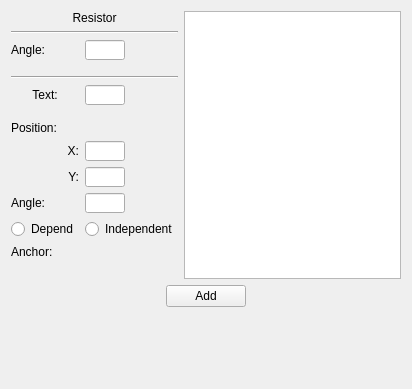
Before: the Qt Designer form src/ui/component_preview.ui in HarisGusic/ohmcha, drawn with Qt 5.
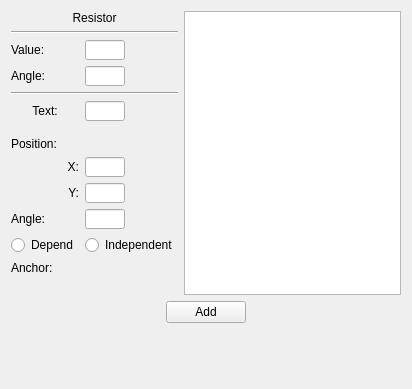
After: the same form once the commit is applied.

Diff of the .ui file:
```diff
--- a/src/ui/component_preview.ui
+++ b/src/ui/component_preview.ui
@@ -24,12 +24,21 @@
        <property name="horizontalSpacing">
         <number>6</number>
        </property>
-       <item row="16" column="0">
-        <widget class="QLabel" name="labelAnchor">
-         <property name="text">
-          <string>Anchor:</string>
+       <item row="18" column="0" colspan="2">
+        <spacer name="verticalSpacer_2">
+         <property name="orientation">
+          <enum>Qt::Vertical</enum>
          </property>
-        </widget>
+         <property name="sizeType">
+          <enum>QSizePolicy::Expanding</enum>
+         </property>
+         <property name="sizeHint" stdset="0">
+          <size>
+           <width>20</width>
+           <height>20</height>
+          </size>
+         </property>
+        </spacer>
        </item>
        <item row="0" column="0" colspan="2">
         <widget class="QLabel" name="labelTitle">
@@ -47,15 +56,14 @@
          </property>
         </widget>
        </item>
-       <item row="15" column="0">
-        <widget class="QRadioButton" name="btnDepend">
-         <property name="text">
-          <string>Depend</string>
+       <item row="9" column="1">
+        <widget class="QLineEdit" name="editText">
+         <property name="sizePolicy">
+          <sizepolicy hsizetype="Fixed" vsizetype="Fixed">
+           <horstretch>0</horstretch>
+           <verstretch>0</verstretch>
+          </sizepolicy>
          </property>
-        </widget>
-       </item>
-       <item row="12" column="1">
-        <widget class="QLineEdit" name="editTextY">
          <property name="maximumSize">
           <size>
            <width>40</width>
@@ -64,118 +72,21 @@
          </property>
         </widget>
        </item>
-       <item row="9" column="0" colspan="2">
-        <spacer name="verticalSpacer_5">
-         <property name="orientation">
-          <enum>Qt::Vertical</enum>
-         </property>
-         <property name="sizeType">
-          <enum>QSizePolicy::Fixed</enum>
-         </property>
-         <property name="sizeHint" stdset="0">
-          <size>
-           <width>0</width>
-           <height>10</height>
-          </size>
-         </property>
-        </spacer>
-       </item>
        <item row="16" column="1">
+        <widget class="QRadioButton" name="btnIndependent">
+         <property name="text">
+          <string>Independent</string>
+         </property>
+        </widget>
+       </item>
+       <item row="17" column="1">
         <layout class="QGridLayout" name="anchorPicker">
          <property name="spacing">
           <number>2</number>
          </property>
         </layout>
        </item>
-       <item row="8" column="1">
-        <widget class="QLineEdit" name="editText">
-         <property name="sizePolicy">
-          <sizepolicy hsizetype="Fixed" vsizetype="Fixed">
-           <horstretch>0</horstretch>
-           <verstretch>0</verstretch>
-          </sizepolicy>
-         </property>
-         <property name="maximumSize">
-          <size>
-           <width>40</width>
-           <height>20</height>
-          </size>
-         </property>
-        </widget>
-       </item>
-       <item row="2" column="0">
-        <widget class="QLabel" name="labelAngle">
-         <property name="sizePolicy">
-          <sizepolicy hsizetype="Fixed" vsizetype="Preferred">
-           <horstretch>0</horstretch>
-           <verstretch>0</verstretch>
-          </sizepolicy>
-         </property>
-         <property name="text">
-          <string>Angle:</string>
-         </property>
-        </widget>
-       </item>
-       <item row="14" column="1">
-        <widget class="QLineEdit" name="editTextAngle">
-         <property name="sizePolicy">
-          <sizepolicy hsizetype="Expanding" vsizetype="Fixed">
-           <horstretch>0</horstretch>
-           <verstretch>0</verstretch>
-          </sizepolicy>
-         </property>
-         <property name="maximumSize">
-          <size>
-           <width>40</width>
-           <height>20</height>
-          </size>
-         </property>
-        </widget>
-       </item>
-       <item row="15" column="1">
-        <widget class="QRadioButton" name="btnIndependent">
-         <property name="text">
-          <string>Independent</string>
-         </property>
-        </widget>
-       </item>
-       <item row="8" column="0">
-        <widget class="QLabel" name="labelText">
-         <property name="text">
-          <string>Text:</string>
-         </property>
-         <property name="alignment">
-          <set>Qt::AlignCenter</set>
-         </property>
-        </widget>
-       </item>
-       <item row="17" column="0" colspan="2">
-        <spacer name="verticalSpacer_2">
-         <property name="orientation">
-          <enum>Qt::Vertical</enum>
-         </property>
-         <property name="sizeType">
-          <enum>QSizePolicy::Expanding</enum>
-         </property>
-         <property name="sizeHint" stdset="0">
-          <size>
-           <width>20</width>
-           <height>20</height>
-          </size>
-         </property>
-        </spacer>
-       </item>
        <item row="12" column="0">
-        <widget class="QLabel" name="labelTextY">
-         <property name="text">
-          <string>Y:</string>
-         </property>
-         <property name="alignment">
-          <set>Qt::AlignRight|Qt::AlignTrailing|Qt::AlignVCenter</set>
-         </property>
-        </widget>
-       </item>
-       <item row="11" column="0">
         <widget class="QLabel" name="labelTextX">
          <property name="sizePolicy">
           <sizepolicy hsizetype="Preferred" vsizetype="Fixed">
@@ -191,7 +102,66 @@
          </property>
         </widget>
        </item>
-       <item row="11" column="1">
+       <item row="13" column="1">
+        <widget class="QLineEdit" name="editTextY">
+         <property name="maximumSize">
+          <size>
+           <width>40</width>
+           <height>20</height>
+          </size>
+         </property>
+        </widget>
+       </item>
+       <item row="16" column="0">
+        <widget class="QRadioButton" name="btnDepend">
+         <property name="text">
+          <string>Depend</string>
+         </property>
+        </widget>
+       </item>
+       <item row="15" column="0">
+        <widget class="QLabel" name="labelTextAngle">
+         <property name="sizePolicy">
+          <sizepolicy hsizetype="Fixed" vsizetype="Preferred">
+           <horstretch>0</horstretch>
+           <verstretch>0</verstretch>
+          </sizepolicy>
+         </property>
+         <property name="text">
+          <string>Angle:</string>
+         </property>
+        </widget>
+       </item>
+       <item row="11" column="0">
+        <widget class="QLabel" name="labelTextPos">
+         <property name="sizePolicy">
+          <sizepolicy hsizetype="Fixed" vsizetype="Fixed">
+           <horstretch>0</horstretch>
+           <verstretch>0</verstretch>
+          </sizepolicy>
+         </property>
+         <property name="text">
+          <string>Position:</string>
+         </property>
+        </widget>
+       </item>
+       <item row="3" column="1">
+        <widget class="QLineEdit" name="editAngle">
+         <property name="minimumSize">
+          <size>
+           <width>40</width>
+           <height>20</height>
+          </size>
+         </property>
+         <property name="maximumSize">
+          <size>
+           <width>40</width>
+           <height>20</height>
+          </size>
+         </property>
+        </widget>
+       </item>
+       <item row="12" column="1">
         <widget class="QLineEdit" name="editTextX">
          <property name="maximumSize">
           <size>
@@ -201,6 +171,74 @@
          </property>
         </widget>
        </item>
+       <item row="8" column="0" colspan="2">
+        <widget class="Line" name="sepText">
+         <property name="sizePolicy">
+          <sizepolicy hsizetype="Preferred" vsizetype="Fixed">
+           <horstretch>0</horstretch>
+           <verstretch>0</verstretch>
+          </sizepolicy>
+         </property>
+         <property name="minimumSize">
+          <size>
+           <width>20</width>
+           <height>0</height>
+          </size>
+         </property>
+         <property name="lineWidth">
+          <number>1</number>
+         </property>
+         <property name="orientation">
+          <enum>Qt::Horizontal</enum>
+         </property>
+        </widget>
+       </item>
+       <item row="9" column="0">
+        <widget class="QLabel" name="labelText">
+         <property name="text">
+          <string>Text:</string>
+         </property>
+         <property name="alignment">
+          <set>Qt::AlignCenter</set>
+         </property>
+        </widget>
+       </item>
+       <item row="17" column="0">
+        <widget class="QLabel" name="labelAnchor">
+         <property name="text">
+          <string>Anchor:</string>
+         </property>
+        </widget>
+       </item>
+       <item row="3" column="0">
+        <widget class="QLabel" name="labelAngle">
+         <property name="sizePolicy">
+          <sizepolicy hsizetype="Fixed" vsizetype="Preferred">
+           <horstretch>0</horstretch>
+           <verstretch>0</verstretch>
+          </sizepolicy>
+         </property>
+         <property name="text">
+          <string>Angle:</string>
+         </property>
+        </widget>
+       </item>
+       <item row="15" column="1">
+        <widget class="QLineEdit" name="editTextAngle">
+         <property name="sizePolicy">
+          <sizepolicy hsizetype="Expanding" vsizetype="Fixed">
+           <horstretch>0</horstretch>
+           <verstretch>0</verstretch>
+          </sizepolicy>
+         </property>
+         <property name="maximumSize">
+          <size>
+           <width>40</width>
+           <height>20</height>
+          </size>
+         </property>
+        </widget>
+       </item>
        <item row="1" column="0" colspan="2">
         <widget class="Line" name="sepTitle">
          <property name="sizePolicy">
@@ -223,21 +261,41 @@
          </property>
         </widget>
        </item>
-       <item row="14" column="0">
-        <widget class="QLabel" name="labelTextAngle">
-         <property name="sizePolicy">
-          <sizepolicy hsizetype="Fixed" vsizetype="Preferred">
-           <horstretch>0</horstretch>
-           <verstretch>0</verstretch>
-          </sizepolicy>
+       <item row="10" column="0" colspan="2">
+        <spacer name="verticalSpacer_5">
+         <property name="orientation">
+          <enum>Qt::Vertical</enum>
          </property>
+         <property name="sizeType">
+          <enum>QSizePolicy::Fixed</enum>
+         </property>
+         <property name="sizeHint" stdset="0">
+          <size>
+           <width>0</width>
+           <height>10</height>
+          </size>
+         </property>
+        </spacer>
+       </item>
+       <item row="13" column="0">
+        <widget class="QLabel" name="labelTextY">
          <property name="text">
-          <string>Angle:</string>
+          <string>Y:</string>
+         </property>
+         <property name="alignment">
+          <set>Qt::AlignRight|Qt::AlignTrailing|Qt::AlignVCenter</set>
+         </property>
+        </widget>
+       </item>
+       <item row="2" column="0">
+        <widget class="QLabel" name="labelValue">
+         <property name="text">
+          <string>Value:</string>
          </property>
         </widget>
        </item>
        <item row="2" column="1">
-        <widget class="QLineEdit" name="editAngle">
+        <widget class="QLineEdit" name="editValue">
          <property name="minimumSize">
           <size>
            <width>40</width>
@@ -252,54 +310,6 @@
          </property>
         </widget>
        </item>
-       <item row="3" column="0" colspan="2">
-        <spacer name="verticalSpacer_3">
-         <property name="orientation">
-          <enum>Qt::Vertical</enum>
-         </property>
-         <property name="sizeHint" stdset="0">
-          <size>
-           <width>20</width>
-           <height>10</height>
-          </size>
-         </property>
-        </spacer>
-       </item>
-       <item row="7" column="0" colspan="2">
-        <widget class="Line" name="sepText">
-         <property name="sizePolicy">
-          <sizepolicy hsizetype="Preferred" vsizetype="Fixed">
-           <horstretch>0</horstretch>
-           <verstretch>0</verstretch>
-          </sizepolicy>
-         </property>
-         <property name="minimumSize">
-          <size>
-           <width>20</width>
-           <height>0</height>
-          </size>
-         </property>
-         <property name="lineWidth">
-          <number>1</number>
-         </property>
-         <property name="orientation">
-          <enum>Qt::Horizontal</enum>
-         </property>
-        </widget>
-       </item>
-       <item row="10" column="0">
-        <widget class="QLabel" name="labelTextPos">
-         <property name="sizePolicy">
-          <sizepolicy hsizetype="Fixed" vsizetype="Fixed">
-           <horstretch>0</horstretch>
-           <verstretch>0</verstretch>
-          </sizepolicy>
-         </property>
-         <property name="text">
-          <string>Position:</string>
-         </property>
-        </widget>
-       </item>
       </layout>
      </item>
      <item>
```
